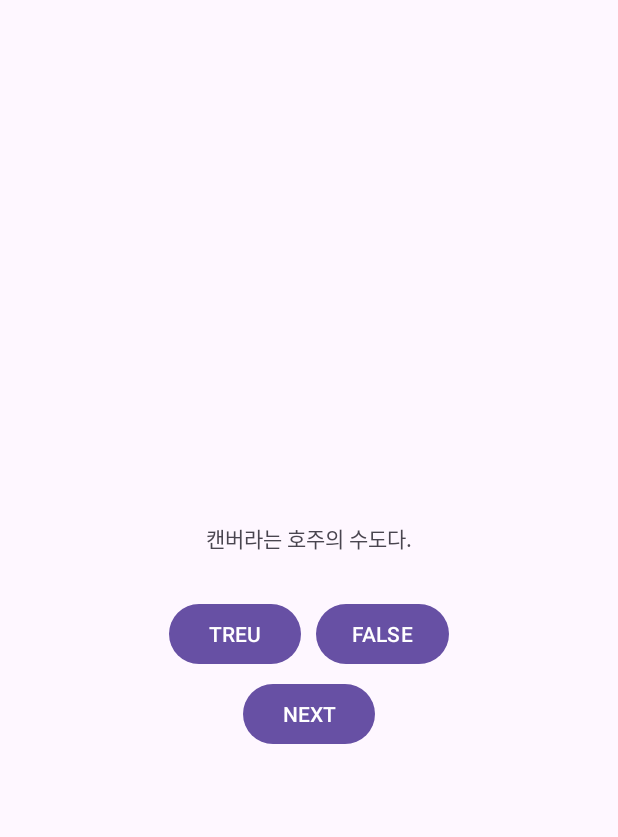
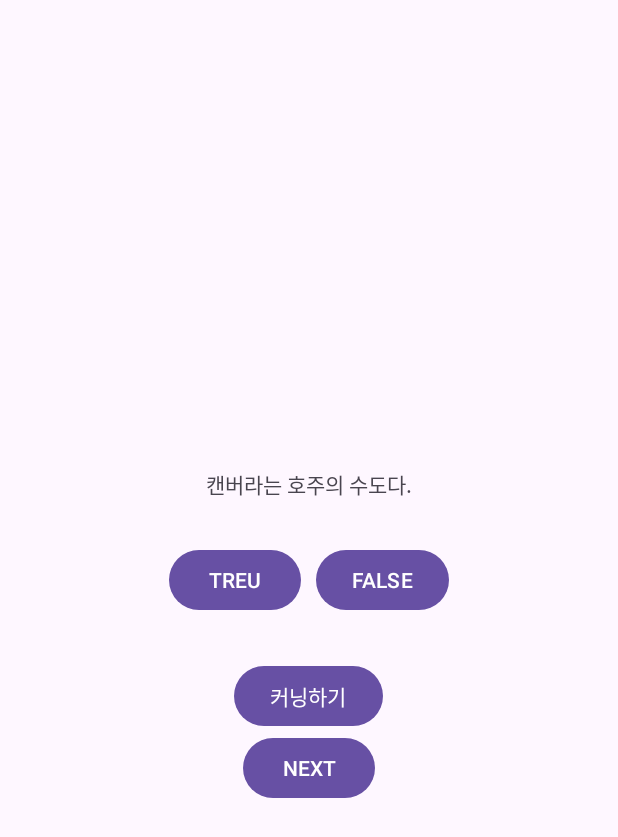
Before and after one commit to kahangyeol/JpubAndroidStudy, an Android app: the screen it shows after launch (MainActivity), on a phone screen of 412 x 824 dp. Shown: the top 837 px of the screen. Run offline under Robolectric (Android 15) with nearby library versions, the phone set to English and light mode, and no system bars.

```diff
--- a/Chapter06/GeoQuiz/app/src/main/java/com/rkgksruf/android/geoquiz/MainActivity.kt
+++ b/Chapter06/GeoQuiz/app/src/main/java/com/rkgksruf/android/geoquiz/MainActivity.kt
@@ -1,5 +1,6 @@
 package com.rkgksruf.android.geoquiz
 
+import android.content.Intent
 import android.os.Bundle
 import android.os.PersistableBundle
 import android.util.Log
@@ -12,11 +13,13 @@ import androidx.lifecycle.ViewModelProvider
 
 private const val TAG = "MainActivity"
 private const val KEY_INDEX = "index"
+private const val REQUEST_CODE_CHEAT = 0
 class MainActivity : AppCompatActivity() {
 
     private lateinit var trueButton: Button
     private lateinit var falseButton: Button
     private lateinit var nextButton: Button
+    private lateinit var cheatButton: Button
     private lateinit var questionTextView: TextView
 
     private val quizViewModel: QuizViewModel by lazy {
@@ -39,6 +42,7 @@ class MainActivity : AppCompatActivity() {
         trueButton = findViewById(R.id.true_button)
         falseButton = findViewById(R.id.false_button)
         nextButton = findViewById(R.id.next_button)
+        cheatButton = findViewById(R.id.cheat_button)
         questionTextView = findViewById(R.id.question_text_view)
 
         trueButton.setOnClickListener { _ : View ->
@@ -52,6 +56,15 @@ class MainActivity : AppCompatActivity() {
         nextButton.setOnClickListener {
             quizViewModel.moveToNext()
             updateQuestion()
+        }
+
+        cheatButton.setOnClickListener {
+
+//            val intent = Intent(this, CheatActivity::class.java)
+            val answerIsTrue = quizViewModel.currentQuestionAnswer
+            val intent = CheatActivity.newIntent(this@MainActivity, answerIsTrue)
+//            startActivity(intent)
+            startActivityForResult(intent, REQUEST_CODE_CHEAT)
         }
 
         updateQuestion()
--- a/Chapter06/GeoQuiz/app/src/main/res/layout-land/activity_main.xml
+++ b/Chapter06/GeoQuiz/app/src/main/res/layout-land/activity_main.xml
@@ -33,6 +33,14 @@
     </LinearLayout>
 
     <Button
+        android:id="@+id/cheat_button"
+        android:layout_width="wrap_content"
+        android:layout_height="wrap_content"
+        android:layout_marginTop="24dp"
+        android:layout_gravity="bottom|center_horizontal"
+        android:text="@string/cheat_button"/>
+
+    <Button
         android:id="@+id/next_button"
         android:layout_width="wrap_content"
         android:layout_height="wrap_content"
--- a/Chapter06/GeoQuiz/app/src/main/res/layout/activity_cheat.xml
+++ b/Chapter06/GeoQuiz/app/src/main/res/layout/activity_cheat.xml
@@ -26,4 +26,5 @@
         android:layout_width="wrap_content"
         android:layout_height="wrap_content"
         android:text="@string/show_answer_button"/>
+
 </LinearLayout>
--- a/Chapter06/GeoQuiz/app/src/main/res/layout/activity_main.xml
+++ b/Chapter06/GeoQuiz/app/src/main/res/layout/activity_main.xml
@@ -35,6 +35,13 @@
     </LinearLayout>
 
     <Button
+        android:id="@+id/cheat_button"
+        android:layout_width="wrap_content"
+        android:layout_height="wrap_content"
+        android:layout_marginTop="24dp"
+        android:text="@string/cheat_button"/>
+
+    <Button
         android:id="@+id/next_button"
         android:layout_width="wrap_content"
         android:layout_height="wrap_content"
```
Also changed, not shown: Chapter06/GeoQuiz/app/src/main/java/com/rkgksruf/android/geoquiz/CheatActivity.kt (+32 -0 lines).
